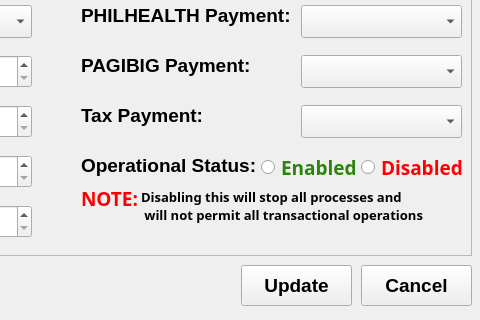
Before: the Qt Designer form EMS_Desktop_App/UIs/GlobalConfigWindow.ui in cedie712/EMS_Project, drawn with Qt 5; both pictures show x 309 to 789 and y 155 to 475 of the 789 by 475 pixel window.
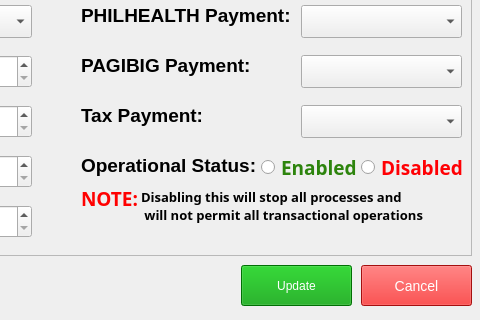
After: the same form once the commit is applied. Icons and pictures are not drawn.

The edit to the form file:
```diff
--- a/EMS_Desktop_App/UIs/GlobalConfigWindow.ui
+++ b/EMS_Desktop_App/UIs/GlobalConfigWindow.ui
@@ -380,17 +380,14 @@
       <height>41</height>
      </rect>
     </property>
-    <property name="font">
-     <font>
-      <family>Arial</family>
-      <pointsize>14</pointsize>
-      <weight>75</weight>
-      <bold>true</bold>
-     </font>
-    </property>
     <property name="focusPolicy">
      <enum>Qt::TabFocus</enum>
     </property>
+    <property name="styleSheet">
+     <string notr="true">font-size: 14px;
+color: #fff;
+background-color: rgb(229, 21, 21);</string>
+    </property>
     <property name="text">
      <string>Cancel</string>
     </property>
@@ -414,17 +411,14 @@
       <height>41</height>
      </rect>
     </property>
-    <property name="font">
-     <font>
-      <family>Arial</family>
-      <pointsize>14</pointsize>
-      <weight>75</weight>
-      <bold>true</bold>
-     </font>
-    </property>
     <property name="focusPolicy">
      <enum>Qt::TabFocus</enum>
     </property>
+    <property name="styleSheet">
+     <string notr="true">color: #fff;
+background-color: rgb(0, 156, 5);
+font: 14px/20px &quot;Helvetica Neue&quot;,Helvetica,Arial,sans-serif;</string>
+    </property>
     <property name="text">
      <string>Update</string>
     </property>
```
Left out of the diff: 8 changed lines with no effect on the pictures.
